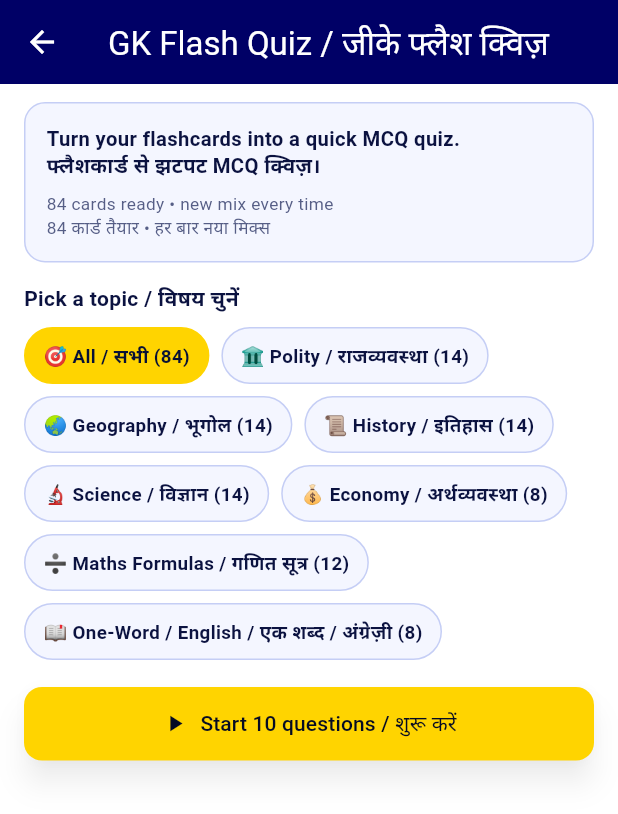
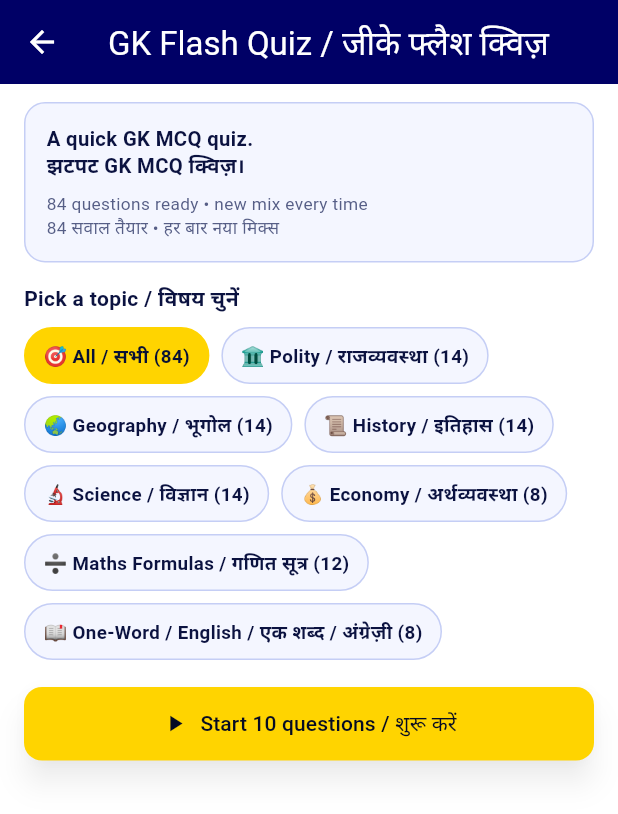
Before and after one commit to yashpcmishra-cyber/yash-study-hub, a Flutter app: the GkFlashQuizScreen screen opened directly, on a phone screen of 412 x 824 dp. Shown: the top 814 px of the screen. Run offline on Flutter 3.47's test engine with Material 3 defaults, Android fonts, the phone set to English and light mode, and no system bars; our stand-ins replace cached_network_image, chewie, cloud_firestore, file_picker, firebase_analytics, firebase_auth and 13 more; accounts and stored records are empty.

Commit message:
Add files via upload

```diff
--- a/flutter-app/lib/screens/gk_flash_quiz_screen.dart
+++ b/flutter-app/lib/screens/gk_flash_quiz_screen.dart
@@ -7,7 +7,7 @@ import '../services/drill_store.dart';
 import '../services/study_store.dart';
 import 'quiz_session_screen.dart';
 
-/// GK Flash Quiz: Flashcards ke sawal-jawab se 4-option ka quiz banta hai.
+/// GK Flash Quiz: GK ke sawal-jawab se 4-option ka quiz banta hai.
 /// Category chuno (ya "All") aur 10 sawal khelo. Galat sawal Smart Revision me
 /// chale jaate hain. Sab kuch phone me - Firestore ko 0 reads / 0 writes.
 class GkFlashQuizScreen extends StatefulWidget {
@@ -141,13 +141,13 @@ class _GkFlashQuizScreenState extends State<GkFlashQuizScreen> {
               crossAxisAlignment: CrossAxisAlignment.start,
               children: [
                 Text(
-                  'Turn your flashcards into a quick MCQ quiz.\nफ्लैशकार्ड से झटपट MCQ क्विज़।',
+                  'A quick GK MCQ quiz.\nझटपट GK MCQ क्विज़।',
                   style: TextStyle(color: AppC.text, fontWeight: FontWeight.w600, fontSize: 13.5, height: 1.35),
                 ),
                 const SizedBox(height: 8),
                 Text(
                   b == null
-                      ? '${kFlashcards.length} cards ready • new mix every time\n${kFlashcards.length} कार्ड तैयार • हर बार नया मिक्स'
+                      ? '${kFlashcards.length} questions ready • new mix every time\n${kFlashcards.length} सवाल तैयार • हर बार नया मिक्स'
                       : 'Best: ${b.correct}/${b.total} (${b.percent}%)\nबेस्ट: ${b.correct}/${b.total} (${b.percent}%)',
                   style: TextStyle(color: AppC.text54, fontSize: 11.5, height: 1.35),
                 ),
```
